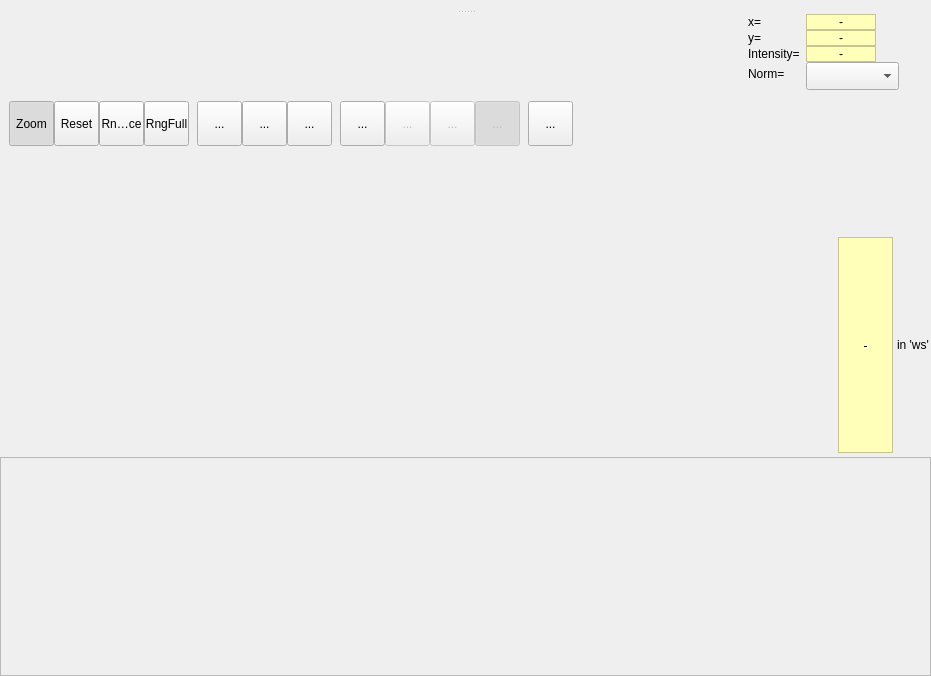
This is Code/Mantid/MantidQt/SliceViewer/inc/MantidQtSliceViewer/SliceViewer.ui in mantidproject/mantid as Qt 5 draws it before an edit. The edited form follows.
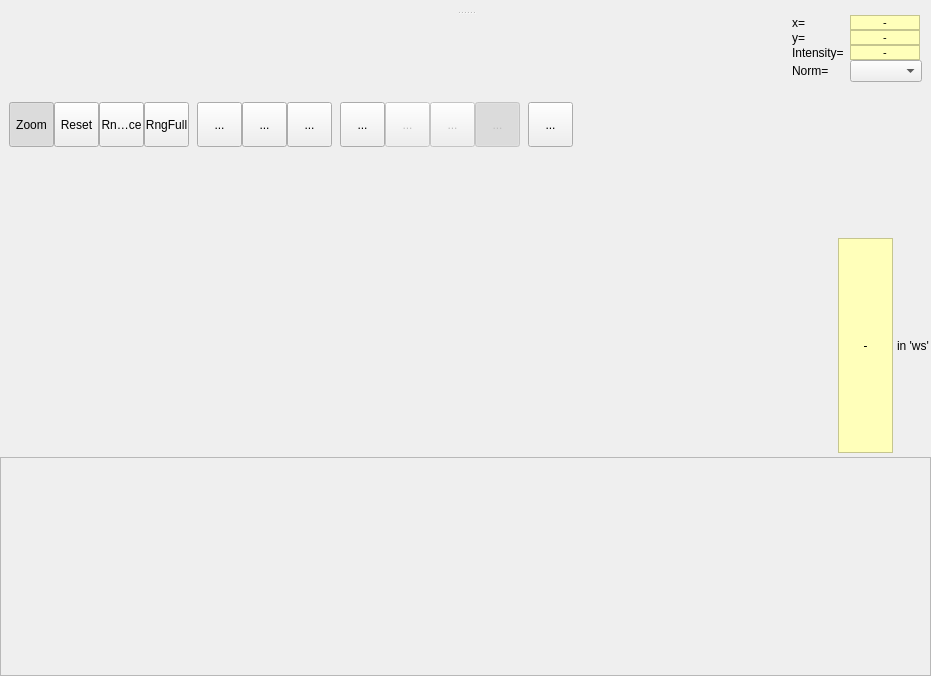
This is the edited form. Icons and pictures are not drawn. Custom widgets are drawn as their Qt base class.

Commit message: re #11741 formatting changes for windows, try again on mac

```diff
--- a/Code/Mantid/MantidQt/SliceViewer/inc/MantidQtSliceViewer/SliceViewer.ui
+++ b/Code/Mantid/MantidQt/SliceViewer/inc/MantidQtSliceViewer/SliceViewer.ui
@@ -663,6 +663,7 @@
                <string notr="true">QLabel {
  background-color : rgb(255, 255, 186);
  color : black; 
+ font: 8pt;
 }</string>
               </property>
               <property name="frameShape">
@@ -701,6 +702,7 @@
                <string notr="true">QLabel {
  background-color : rgb(255, 255, 186);
  color : black; 
+ font: 8pt;
 }</string>
               </property>
               <property name="frameShape">
@@ -742,6 +744,7 @@
                <string notr="true">QLabel {
  background-color : rgb(255, 255, 186);
  color : black; 
+ font: 8pt;
 }</string>
               </property>
               <property name="frameShape">
@@ -765,25 +768,31 @@
             <item row="3" column="1">
              <widget class="QComboBox" name="comboNormalization">
               <property name="sizePolicy">
-               <sizepolicy hsizetype="MinimumExpanding" vsizetype="Fixed">
+               <sizepolicy hsizetype="Preferred" vsizetype="Fixed">
                 <horstretch>0</horstretch>
                 <verstretch>0</verstretch>
                </sizepolicy>
               </property>
               <property name="minimumSize">
                <size>
-                <width>80</width>
+                <width>70</width>
                 <height>0</height>
                </size>
               </property>
               <property name="font">
                <font>
-                <pointsize>13</pointsize>
+                <pointsize>8</pointsize>
+                <weight>50</weight>
+                <italic>false</italic>
+                <bold>false</bold>
                </font>
               </property>
               <property name="toolTip">
                <string>Normalization option</string>
               </property>
+              <property name="styleSheet">
+               <string notr="true">font: 8pt;</string>
+              </property>
              </widget>
             </item>
            </layout>
```
Left out of the diff: 44 changed lines with no effect on the pictures.
